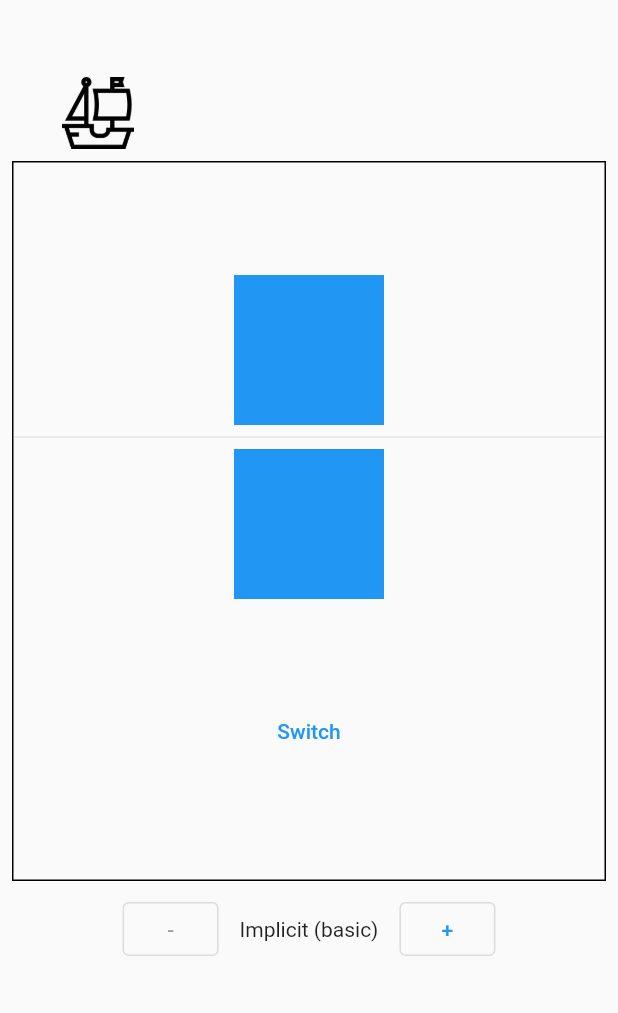
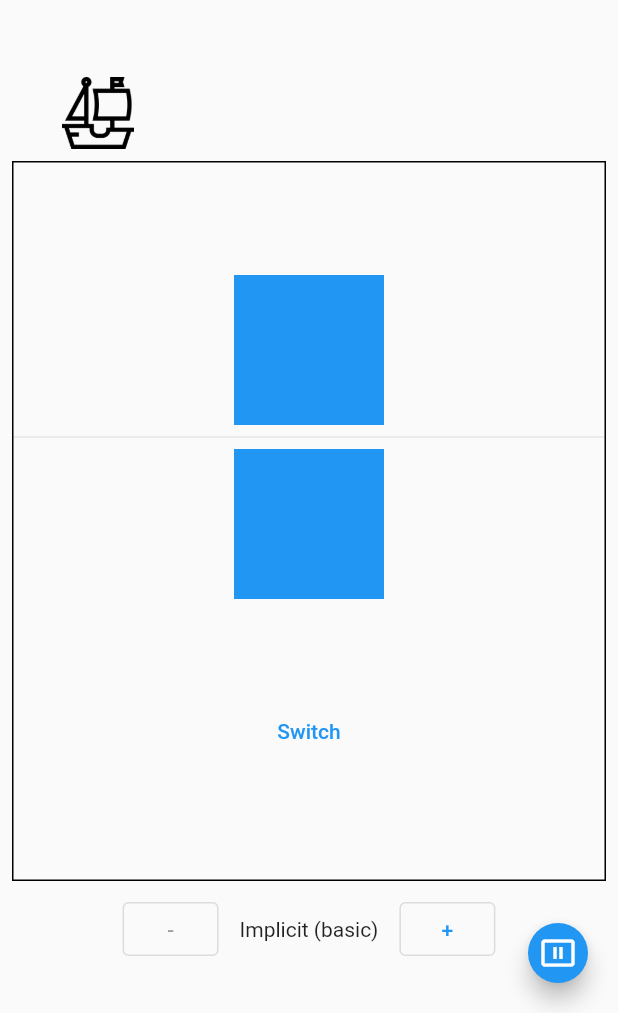
Before and after one commit to anggaaryas/flutter-animation-example, a Flutter app: the screen it shows after launch, on a phone screen of 412 x 824 dp, the part 223-1236 px from its top. Run offline on Flutter 3.47's test engine with Material 2 defaults, Android fonts, the light colour scheme and no system bars; our stand-ins replace google_fonts, lottie, rive; missing offline and left inert: dart:ffi; Roboto replaces fonts that are missing (Indie Flower).

Commit message:
add cover

```diff
--- a/flutter_animation_example/lib/menu.dart
+++ b/flutter_animation_example/lib/menu.dart
@@ -19,6 +19,9 @@ class MenuScreen extends StatefulWidget {
 
 class _State extends State<MenuScreen> {
   int index = 0;
+
+  bool isPaused = false;
+
   List<Map> menus = [
     {'title': 'Implicit (basic)',
       'screen': ImplicitBasicExample2Screen()
@@ -56,7 +59,17 @@ class _State extends State<MenuScreen> {
   Widget build(BuildContext context) {
     return Scaffold(
       body: SafeArea(
-        child: Column(
+        child: isPaused? Center(
+          child: Column(
+            mainAxisSize: MainAxisSize.min,
+            children: [
+              Icon(Icons.pause_presentation),
+              Text('Paused...')
+            ],
+          ),
+        ): Column(
+          crossAxisAlignment: CrossAxisAlignment.center,
+          mainAxisAlignment: MainAxisAlignment.center,
           children: [
             Expanded(
               child: Stack(
@@ -108,6 +121,16 @@ class _State extends State<MenuScreen> {
           ],
         ),
       ),
+      floatingActionButton: FloatingActionButton(
+        onPressed: (){
+          setState( (){
+            isPaused = !isPaused;
+          });
+        },
+        mini: true,
+
+        child: Icon(Icons.pause_presentation),
+      ),
     );
   }
 }
```
